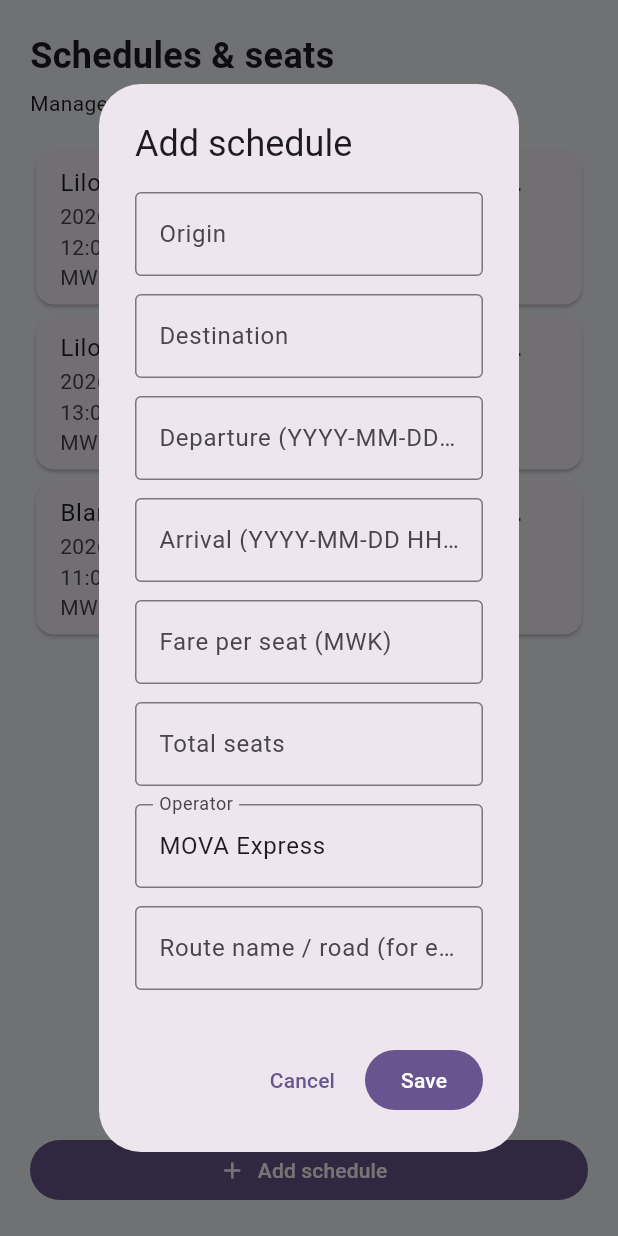
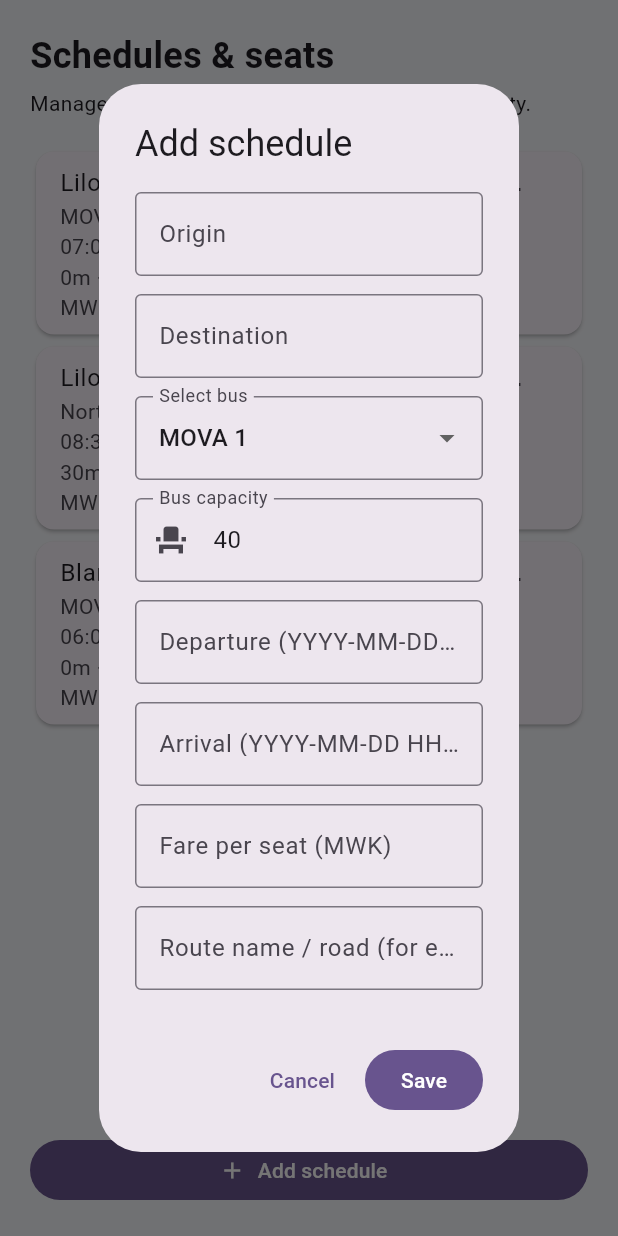
Before and after one commit to bed-com-45-24/Group-ff1, a Flutter app: the SchedulesScreen screen opened directly, after a tap on "Add schedule", on a phone screen of 412 x 824 dp. Run offline on Flutter 3.47's test engine with Material 3 defaults, Android fonts, the phone set to English and light mode, and no system bars; our stand-ins replace flutter_map, geocoding, geolocator, latlong2, shared_preferences; accounts and stored records are empty.

Commit message:
add bus slot and capacity of each bus in the schedule screen

```diff
--- a/lib/screens/admin/schedules_screen.dart
+++ b/lib/screens/admin/schedules_screen.dart
@@ -14,6 +14,12 @@ class SchedulesScreen extends StatefulWidget {
 class _SchedulesScreenState extends State<SchedulesScreen> {
   final _store = TripStore.instance;
 
+  final List<String> _buses = [
+    'MOVA 1',
+    'MOVA 2',
+    'MOVA 3',
+  ];
+
   @override
   void initState() {
     super.initState();
@@ -21,48 +27,122 @@ class _SchedulesScreenState extends State<SchedulesScreen> {
   }
 
   Future<void> _editTrip([Trip? existing]) async {
-    final origin = TextEditingController(text: existing?.origin ?? '');
+    final origin = TextEditingController(
+      text: existing?.origin ?? '',
+    );
+
     final destination = TextEditingController(
       text: existing?.destination ?? '',
     );
+
     final departure = TextEditingController(
-      text: existing == null ? '' : _dateTimeString(existing.departureTime),
+      text: existing == null
+          ? ''
+          : _dateTimeString(existing.departureTime),
     );
+
     final arrival = TextEditingController(
-      text: existing == null ? '' : _dateTimeString(existing.arrivalTime),
+      text: existing == null
+          ? ''
+          : _dateTimeString(existing.arrivalTime),
     );
+
     final fare = TextEditingController(
       text: existing?.fare.toStringAsFixed(0) ?? '',
     );
-    final seats = TextEditingController(
-      text: existing?.totalSeats.toString() ?? '',
-    );
-    final operator = TextEditingController(
-      text: existing?.operatorName ?? 'MOVA Express',
-    );
+
     final routeName = TextEditingController(
       text: existing?.routeName ?? '',
     );
+
     final formKey = GlobalKey<FormState>();
+
+    String selectedBus = _buses.contains(existing?.operatorName)
+        ? existing!.operatorName
+        : _buses.first;
 
     final result = await showDialog<Trip>(
       context: context,
-      builder: (dialogContext) => AlertDialog(
-        title: Text(existing == null ? 'Add schedule' : 'Edit schedule'),
+      builder: (dialogContext) => StatefulBuilder(
+        builder: (context, setDialogState) => AlertDialog(
+          title: Text(
+            existing == null ? 'Add schedule' : 'Edit schedule',
+          ),
           content: Form(
             key: formKey,
             child: SingleChildScrollView(
               child: Column(
                 mainAxisSize: MainAxisSize.min,
                 children: [
+                  // Origin
                   _field(origin, 'Origin'),
+
+                  // Destination
                   _field(destination, 'Destination'),
-                _field(departure, 'Departure (YYYY-MM-DD HH:mm)'),
-                _field(arrival, 'Arrival (YYYY-MM-DD HH:mm)'),
-                _field(fare, 'Fare per seat (MWK)', number: true),
-                _field(seats, 'Total seats', number: true),
-                _field(operator, 'Operator'),
-                _field(routeName, 'Route name / road (for example M1 Road)'),
+
+                  // Bus dropdown
+                  Padding(
+                    padding: const EdgeInsets.only(bottom: 12),
+                    child: DropdownButtonFormField<String>(
+                      value: selectedBus,
+                      decoration: const InputDecoration(
+                        labelText: 'Select bus',
+                        border: OutlineInputBorder(),
+                      ),
+                      items: _buses.map((bus) {
+                        return DropdownMenuItem<String>(
+                          value: bus,
+                          child: Text(bus),
+                        );
+                      }).toList(),
+                      onChanged: (value) {
+                        if (value != null) {
+                          setDialogState(() {
+                            selectedBus = value;
+                          });
+                        }
+                      },
+                    ),
+                  ),
+
+                  // Bus capacity - fixed at 40
+                  Padding(
+                    padding: const EdgeInsets.only(bottom: 12),
+                    child: TextFormField(
+                      initialValue: '40',
+                      readOnly: true,
+                      decoration: const InputDecoration(
+                        labelText: 'Bus capacity',
+                        border: OutlineInputBorder(),
+                        prefixIcon: Icon(Icons.event_seat),
+                      ),
+                    ),
+                  ),
+
+                  // Departure
+                  _field(
+                    departure,
+                    'Departure (YYYY-MM-DD HH:mm)',
+                  ),
+
+                  // Arrival
+                  _field(
+                    arrival,
+                    'Arrival (YYYY-MM-DD HH:mm)',
+                  ),
+
+                  // Fare
+                  _field(
+                    fare,
+                    'Fare per seat (MWK)',
+                    number: true,
+                  ),
+
+                  // Route name
+                  _field(
+                    routeName,
+                    'Route name / road (for example M1 Road)',
+                  ),
                 ],
               ),
             ),
@@ -72,17 +152,24 @@ class _SchedulesScreenState extends State<SchedulesScreen> {
               onPressed: () => Navigator.pop(dialogContext),
               child: const Text('Cancel'),
             ),
+
             FilledButton(
               onPressed: () {
                 if (!formKey.currentState!.validate()) return;
 
-              final departureTime = _parseDateTime(departure.text);
-              final arrivalTime = _parseDateTime(arrival.text);
-              final seatCount = int.tryParse(seats.text.trim());
-              final amount = double.tryParse(fare.text.trim());
+                final departureTime =
+                    _parseDateTime(departure.text);
+
+                final arrivalTime =
+                    _parseDateTime(arrival.text);
+
+                final amount =
+                    double.tryParse(fare.text.trim());
 
                 if (departureTime == null || arrivalTime == null) {
-                _message('Enter schedule times as YYYY-MM-DD HH:mm.');
+                  _message(
+                    'Enter schedule times as YYYY-MM-DD HH:mm.',
+                  );
                   return;
                 }
 
@@ -96,10 +183,10 @@ class _SchedulesScreenState extends State<SchedulesScreen> {
                   return;
                 }
 
-              if (seatCount == null ||
-                  seatCount <= 0 ||
-                  seatCount < (existing?.bookedSeats.length ?? 0)) {
-                _message('Total seats cannot be below seats already booked.');
+                if ((existing?.bookedSeats.length ?? 0) > 40) {
+                  _message(
+                    'Booked seats cannot exceed 40.',
+                  );
                   return;
                 }
 
@@ -113,22 +200,36 @@ class _SchedulesScreenState extends State<SchedulesScreen> {
                   Trip(
                     id: existing?.id ??
                         'TRIP-${DateTime.now().microsecondsSinceEpoch}',
+
                     origin: origin.text.trim(),
+
                     destination: destination.text.trim(),
+
                     departureTime: departureTime,
+
                     arrivalTime: arrivalTime,
+
                     fare: amount,
-                  totalSeats: seatCount,
+
+                    // Every bus has a capacity of 40.
+                    totalSeats: 40,
+
+                    // Preserve existing bookings.
                     bookedSeats: existing?.bookedSeats ?? const [],
-                  operatorName: operator.text.trim(),
+
+                    // Store selected bus.
+                    operatorName: selectedBus,
+
                     routeName: routeName.text.trim(),
-                  transportMode: existing?.transportMode ?? 'Bus',
+
+                    transportMode: 'Bus',
                   ),
                 );
               },
               child: const Text('Save'),
             ),
           ],
+        ),
       ),
     );
 
@@ -139,8 +240,6 @@ class _SchedulesScreenState extends State<SchedulesScreen> {
     departure.dispose();
     arrival.dispose();
     fare.dispose();
-    seats.dispose();
-    operator.dispose();
     routeName.dispose();
 
     if (result == null) return;
@@ -154,7 +253,9 @@ class _SchedulesScreenState extends State<SchedulesScreen> {
 
   Future<void> _deleteTrip(Trip trip) async {
     if (trip.bookedSeats.isNotEmpty) {
-      _message('Schedules with booked seats cannot be deleted.');
+      _message(
+        'Schedules with booked seats cannot be deleted.',
+      );
       return;
     }
 
@@ -162,14 +263,18 @@ class _SchedulesScreenState extends State<SchedulesScreen> {
       context: context,
       builder: (dialogContext) => AlertDialog(
         title: const Text('Delete schedule?'),
-        content: Text('${trip.origin} → ${trip.destination}'),
+        content: Text(
+          '${trip.origin} → ${trip.destination}',
+        ),
         actions: [
           TextButton(
-            onPressed: () => Navigator.pop(dialogContext, false),
+            onPressed: () =>
+                Navigator.pop(dialogContext, false),
             child: const Text('Cancel'),
           ),
           FilledButton(
-            onPressed: () => Navigator.pop(dialogContext, true),
+            onPressed: () =>
+                Navigator.pop(dialogContext, true),
             child: const Text('Delete'),
           ),
         ],
@@ -177,6 +282,7 @@ class _SchedulesScreenState extends State<SchedulesScreen> {
     );
 
     if (confirmed != true) return;
+
     await _store.removeTrip(trip.id);
   }
 
@@ -188,10 +294,16 @@ class _SchedulesScreenState extends State<SchedulesScreen> {
       '${value.minute.toString().padLeft(2, '0')}';
 
   String _durationLabel(Trip trip) {
-    final duration = trip.arrivalTime.difference(trip.departureTime);
+    final duration =
+        trip.arrivalTime.difference(trip.departureTime);
+
     final hours = duration.inHours;
+
     final minutes = duration.inMinutes.remainder(60);
-    return hours == 0 ? '$minutes min' : '${hours}h ${minutes}m';
+
+    return hours == 0
+        ? '$minutes min'
+        : '${hours}h ${minutes}m';
   }
 
   DateTime? _parseDateTime(String value) {
@@ -215,7 +327,13 @@ class _SchedulesScreenState extends State<SchedulesScreen> {
       return null;
     }
 
-    final result = DateTime(year, month, day, hour, minute);
+    final result = DateTime(
+      year,
+      month,
+      day,
+      hour,
+      minute,
+    );
 
     return result.year == year &&
             result.month == month &&
@@ -225,8 +343,9 @@ class _SchedulesScreenState extends State<SchedulesScreen> {
   }
 
   void _message(String message) {
-    ScaffoldMessenger.of(context)
-        .showSnackBar(SnackBar(content: Text(message)));
+    ScaffoldMessenger.of(context).showSnackBar(
+      SnackBar(content: Text(message)),
+    );
   }
 
   Widget _field(
@@ -238,13 +357,17 @@ class _SchedulesScreenState extends State<SchedulesScreen> {
       padding: const EdgeInsets.only(bottom: 12),
       child: TextFormField(
         controller: controller,
-        keyboardType: number ? TextInputType.number : TextInputType.text,
+        keyboardType: number
+            ? TextInputType.number
+            : TextInputType.text,
         decoration: InputDecoration(
           labelText: label,
           border: const OutlineInputBorder(),
         ),
         validator: (value) =>
-            value == null || value.trim().isEmpty ? 'Required' : null,
+            value == null || value.trim().isEmpty
+                ? 'Required'
+                : null,
       ),
     );
   }
@@ -271,14 +394,24 @@ class _SchedulesScreenState extends State<SchedulesScreen> {
                       fontWeight: FontWeight.bold,
                     ),
                   ),
+
                   const SizedBox(height: 5),
-                  const Text('Manage departure, fare, and seat capacity.'),
+
+                  const Text(
+                    'Manage buses, departures, fares, and seat capacity.',
+                  ),
+
                   const SizedBox(height: 18),
+
                   Expanded(
                     child: !_store.isLoaded
-                        ? const Center(child: CircularProgressIndicator())
+                        ? const Center(
+                            child: CircularProgressIndicator(),
+                          )
                         : trips.isEmpty
-                            ? const Center(child: Text('No schedules yet.'))
+                            ? const Center(
+                                child: Text('No schedules yet.'),
+                              )
                             : ListView.builder(
                                 itemCount: trips.length,
                                 itemBuilder: (context, index) {
@@ -289,18 +422,20 @@ class _SchedulesScreenState extends State<SchedulesScreen> {
                                       title: Text(
                                         '${trip.origin} → ${trip.destination}',
                                       ),
+
                                       subtitle: Text(
+                                        '${trip.operatorName} · '
                                         '${_dateTimeString(trip.departureTime)} → '
                                         '${_dateTimeString(trip.arrivalTime)} · '
                                         '${_durationLabel(trip)} · '
-                                        '${trip.availableSeats}/${trip.totalSeats} '
-                                        'seats · MWK '
-                                        '${trip.fare.toStringAsFixed(0)}',
+                                        '${trip.availableSeats}/40 seats available · '
+                                        'MWK ${trip.fare.toStringAsFixed(0)}',
                                       ),
+
                                       isThreeLine: true,
+
                                       onTap: () => _editTrip(trip),
 
-                                      // Edit and delete icons are both black.
                                       trailing: Wrap(
                                         spacing: 4,
                                         crossAxisAlignment:
@@ -314,6 +449,7 @@ class _SchedulesScreenState extends State<SchedulesScreen> {
                                               Icons.edit_outlined,
                                             ),
                                           ),
+
                                           IconButton(
                                             tooltip: 'Delete schedule',
                                             onPressed: () =>
@@ -329,6 +465,7 @@ class _SchedulesScreenState extends State<SchedulesScreen> {
                                 },
                               ),
                   ),
+
                   SizedBox(
                     width: double.infinity,
                     child: FilledButton.icon(
```
Lines whose indentation alone changed are shown as unchanged.
